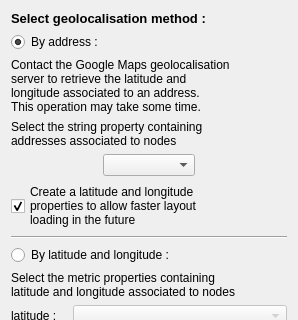
Before: the Qt Designer form plugins/view/GeographicView/GeolocalisationConfigWidget.ui in vadivelselvaraj/TulipGLImprovement, drawn with Qt 5; both pictures show x 0 to 298 and y 0 to 320 of the 298 by 576 pixel window.
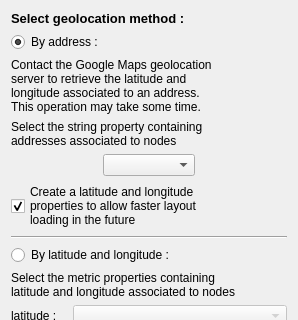
After: the same form once the commit is applied.

Commit message: typo fix: geolocation instead of geolocalisation

The edit to the form file:
```diff
--- a/plugins/view/GeographicView/GeolocalisationConfigWidget.ui
+++ b/plugins/view/GeographicView/GeolocalisationConfigWidget.ui
@@ -21,7 +21,7 @@
 &lt;html&gt;&lt;head&gt;&lt;meta name=&quot;qrichtext&quot; content=&quot;1&quot; /&gt;&lt;style type=&quot;text/css&quot;&gt;
 p, li { white-space: pre-wrap; }
 &lt;/style&gt;&lt;/head&gt;&lt;body style=&quot; font-family:'Sans'; font-size:10pt; font-weight:400; font-style:normal;&quot;&gt;
-&lt;p style=&quot; margin-top:0px; margin-bottom:0px; margin-left:0px; margin-right:0px; -qt-block-indent:0; text-indent:0px;&quot;&gt;&lt;span style=&quot; font-weight:600;&quot;&gt;Select geolocalisation method :&lt;/span&gt;&lt;/p&gt;&lt;/body&gt;&lt;/html&gt;</string>
+&lt;p style=&quot; margin-top:0px; margin-bottom:0px; margin-left:0px; margin-right:0px; -qt-block-indent:0; text-indent:0px;&quot;&gt;&lt;span style=&quot; font-weight:600;&quot;&gt;Select geolocation method :&lt;/span&gt;&lt;/p&gt;&lt;/body&gt;&lt;/html&gt;</string>
      </property>
     </widget>
    </item>
@@ -38,7 +38,7 @@
    <item>
     <widget class="QLabel" name="label_6">
      <property name="text">
-      <string>Contact the Google Maps geolocalisation
+      <string>Contact the Google Maps geolocation
 server to retrieve the latitude and 
 longitude associated to an address.
 This operation may take some time.</string>
```
The commit also changes 1 other file.
